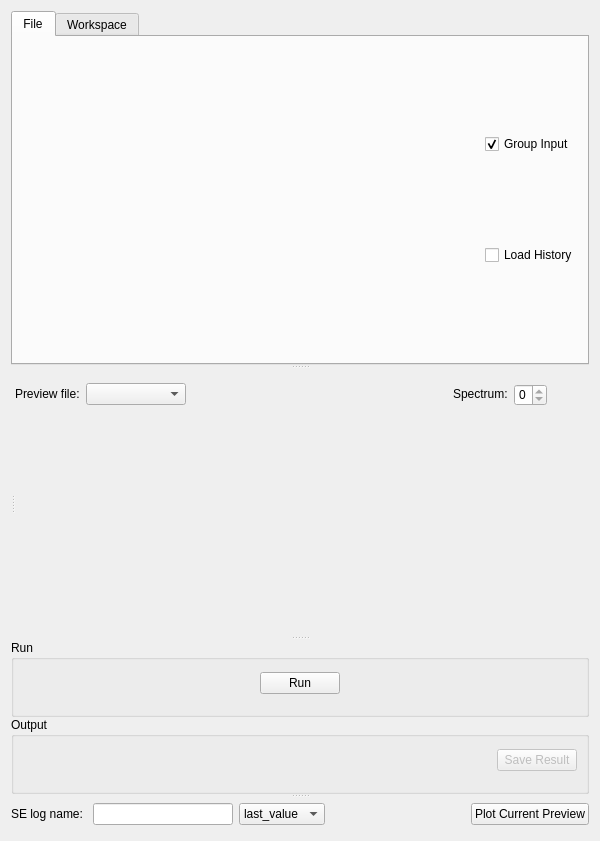
Old version of the form qt/scientific_interfaces/Inelastic/Manipulation/InelasticDataManipulationElwinTab.ui in the repository mantidproject/mantid.
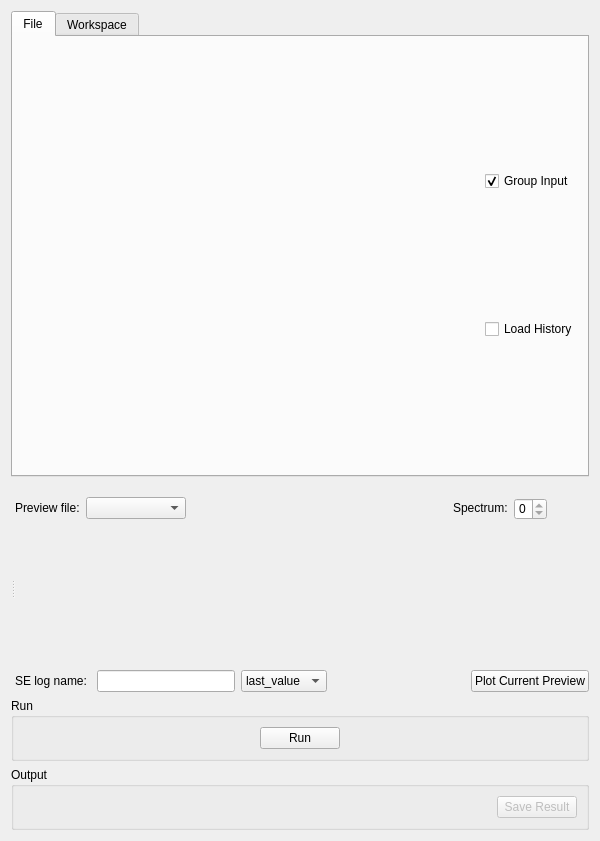
New version of the form. Custom widgets are drawn as their Qt base class.

Commit message: Realign ui elements in elwin tab

The edit to the form file:
```diff
--- a/qt/scientific_interfaces/Inelastic/Manipulation/InelasticDataManipulationElwinTab.ui
+++ b/qt/scientific_interfaces/Inelastic/Manipulation/InelasticDataManipulationElwinTab.ui
@@ -16,15 +16,17 @@
     <verstretch>0</verstretch>
    </sizepolicy>
   </property>
+  <property name="minimumSize">
+   <size>
+    <width>600</width>
+    <height>841</height>
+   </size>
+  </property>
   <property name="windowTitle">
    <string>Form</string>
   </property>
   <layout class="QGridLayout" name="gridLayout">
    <item row="0" column="0">
-    <widget class="QSplitter" name="splitter">
-     <property name="orientation">
-      <enum>Qt::Vertical</enum>
-     </property>
      <widget class="QTabWidget" name="inputChoice">
       <property name="currentIndex">
        <number>0</number>
@@ -161,7 +163,15 @@
        </layout>
       </widget>
      </widget>
-     <widget class="QSplitter" name="splitter_2">
+   </item>
+   <item row="1" column="0">
+    <widget class="QSplitter" name="splitterPlot">
+     <property name="sizePolicy">
+      <sizepolicy hsizetype="Expanding" vsizetype="Preferred">
+       <horstretch>0</horstretch>
+       <verstretch>0</verstretch>
+      </sizepolicy>
+     </property>
       <property name="orientation">
        <enum>Qt::Horizontal</enum>
       </property>
@@ -171,8 +181,8 @@
       <widget class="QWidget" name="layoutWidget1">
        <layout class="QVBoxLayout" name="properties"/>
       </widget>
-      <widget class="QWidget" name="layoutWidget2">
-       <layout class="QVBoxLayout" name="loPlotAndOptions" stretch="0,1">
+     <widget class="QWidget" name="layoutWidget">
+      <layout class="QVBoxLayout" name="loPlotAndOptions">
         <item>
          <layout class="QHBoxLayout" name="loPreviewSelection">
           <item>
@@ -316,118 +326,7 @@
           </property>
          </widget>
         </item>
-       </layout>
-      </widget>
-     </widget>
-     <widget class="QFrame" name="fResults">
-      <layout class="QVBoxLayout" name="verticalLayout">
-       <property name="spacing">
-        <number>0</number>
-       </property>
-       <property name="leftMargin">
-        <number>0</number>
-       </property>
-       <property name="topMargin">
-        <number>0</number>
-       </property>
-       <property name="rightMargin">
-        <number>0</number>
-       </property>
-       <property name="bottomMargin">
-        <number>0</number>
-       </property>
        <item>
-        <widget class="QGroupBox" name="gbRun">
-         <property name="title">
-          <string>Run</string>
-         </property>
-         <layout class="QHBoxLayout" name="horizontalLayout">
-          <property name="topMargin">
-           <number>0</number>
-          </property>
-          <property name="bottomMargin">
-           <number>7</number>
-          </property>
-          <item>
-           <spacer name="horizontalSpacer">
-            <property name="orientation">
-             <enum>Qt::Horizontal</enum>
-            </property>
-            <property name="sizeHint" stdset="0">
-             <size>
-              <width>40</width>
-              <height>20</height>
-             </size>
-            </property>
-           </spacer>
-          </item>
-          <item>
-           <widget class="QPushButton" name="pbRun">
-            <property name="text">
-             <string>Run</string>
-            </property>
-           </widget>
-          </item>
-          <item>
-           <spacer name="horizontalSpacer_3">
-            <property name="orientation">
-             <enum>Qt::Horizontal</enum>
-            </property>
-            <property name="sizeHint" stdset="0">
-             <size>
-              <width>40</width>
-              <height>20</height>
-             </size>
-            </property>
-           </spacer>
-          </item>
-         </layout>
-        </widget>
-       </item>
-       <item>
-        <widget class="QGroupBox" name="gbOutput">
-         <property name="title">
-          <string>Output</string>
-         </property>
-         <layout class="QHBoxLayout" name="horizontalLayout_5">
-          <property name="topMargin">
-           <number>0</number>
-          </property>
-          <property name="bottomMargin">
-           <number>7</number>
-          </property>
-          <item>
-           <widget class="MantidQt::CustomInterfaces::IndirectPlotOptionsView" name="ipoPlotOptions" native="true"/>
-          </item>
-          <item>
-           <spacer name="horizontalSpacer_1">
-            <property name="orientation">
-             <enum>Qt::Horizontal</enum>
-            </property>
-            <property name="sizeHint" stdset="0">
-             <size>
-              <width>40</width>
-              <height>20</height>
-             </size>
-            </property>
-           </spacer>
-          </item>
-          <item>
-           <widget class="QPushButton" name="pbSave">
-            <property name="enabled">
-             <bool>false</bool>
-            </property>
-            <property name="text">
-             <string>Save Result</string>
-            </property>
-           </widget>
-          </item>
-         </layout>
-        </widget>
-       </item>
-      </layout>
-     </widget>
-     <widget class="QWidget" name="">
       <layout class="QHBoxLayout" name="loSampleLog">
        <item>
         <widget class="QLabel" name="label_2">
@@ -478,9 +377,100 @@
         </widget>
        </item>
       </layout>
+       </item>
+      </layout>
      </widget>
     </widget>
    </item>
+   <item row="2" column="0">
+    <widget class="QGroupBox" name="gbRun">
+     <property name="minimumSize">
+      <size>
+       <width>0</width>
+       <height>0</height>
+      </size>
+     </property>
+     <property name="title">
+      <string>Run</string>
+     </property>
+     <layout class="QHBoxLayout" name="horizontalLayout_2">
+      <item>
+       <spacer name="horizontalSpacer">
+        <property name="orientation">
+         <enum>Qt::Horizontal</enum>
+        </property>
+        <property name="sizeHint" stdset="0">
+         <size>
+          <width>40</width>
+          <height>20</height>
+         </size>
+        </property>
+       </spacer>
+      </item>
+      <item>
+       <widget class="QPushButton" name="pbRun">
+        <property name="text">
+         <string>Run</string>
+        </property>
+       </widget>
+      </item>
+      <item>
+       <spacer name="horizontalSpacer_3">
+        <property name="orientation">
+         <enum>Qt::Horizontal</enum>
+        </property>
+        <property name="sizeHint" stdset="0">
+         <size>
+          <width>40</width>
+          <height>20</height>
+         </size>
+        </property>
+       </spacer>
+      </item>
+     </layout>
+    </widget>
+   </item>
+   <item row="3" column="0">
+    <widget class="QGroupBox" name="gbOutput">
+     <property name="minimumSize">
+      <size>
+       <width>0</width>
+       <height>0</height>
+      </size>
+     </property>
+     <property name="title">
+      <string>Output</string>
+     </property>
+     <layout class="QHBoxLayout" name="horizontalLayout">
+      <item>
+       <widget class="MantidQt::CustomInterfaces::IndirectPlotOptionsView" name="ipoPlotOptions" native="true"/>
+      </item>
+      <item>
+       <spacer name="horizontalSpacer_1">
+        <property name="orientation">
+         <enum>Qt::Horizontal</enum>
+        </property>
+        <property name="sizeHint" stdset="0">
+         <size>
+          <width>40</width>
+          <height>20</height>
+         </size>
+        </property>
+       </spacer>
+      </item>
+      <item>
+       <widget class="QPushButton" name="pbSave">
+        <property name="enabled">
+         <bool>false</bool>
+        </property>
+        <property name="text">
+         <string>Save Result</string>
+        </property>
+       </widget>
+      </item>
+     </layout>
+    </widget>
+   </item>
   </layout>
  </widget>
  <customwidgets>
```
Left out of the diff: 3 changed lines with no effect on the pictures. Lines whose indentation alone changed are shown as unchanged. The commit also changes 1 other file.
